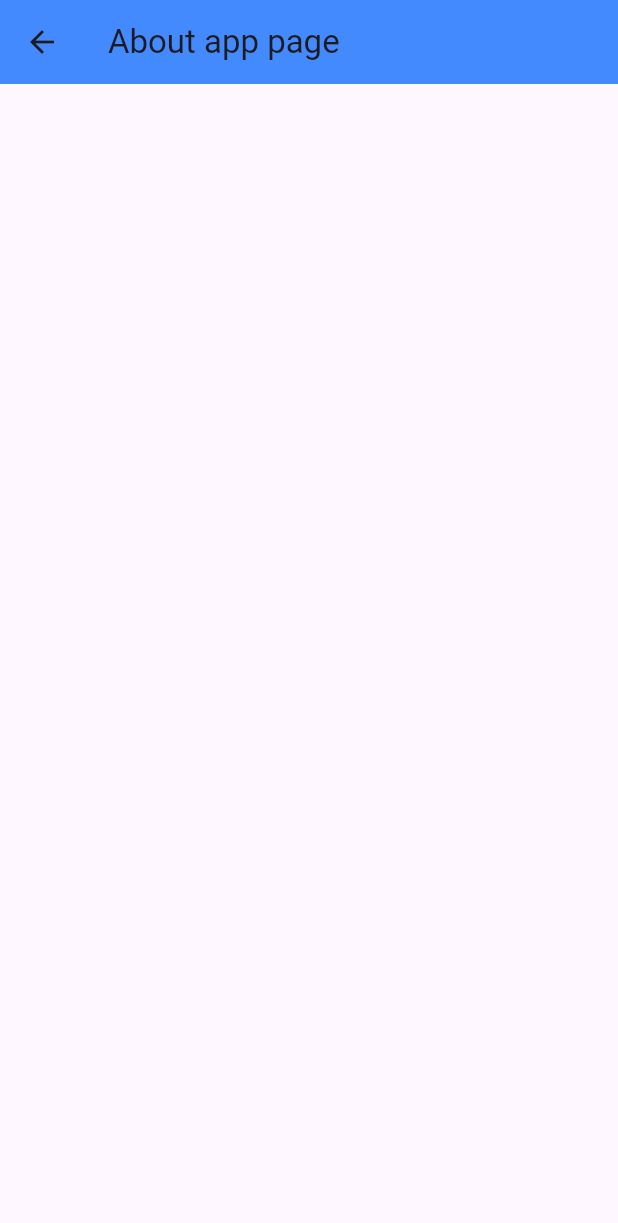
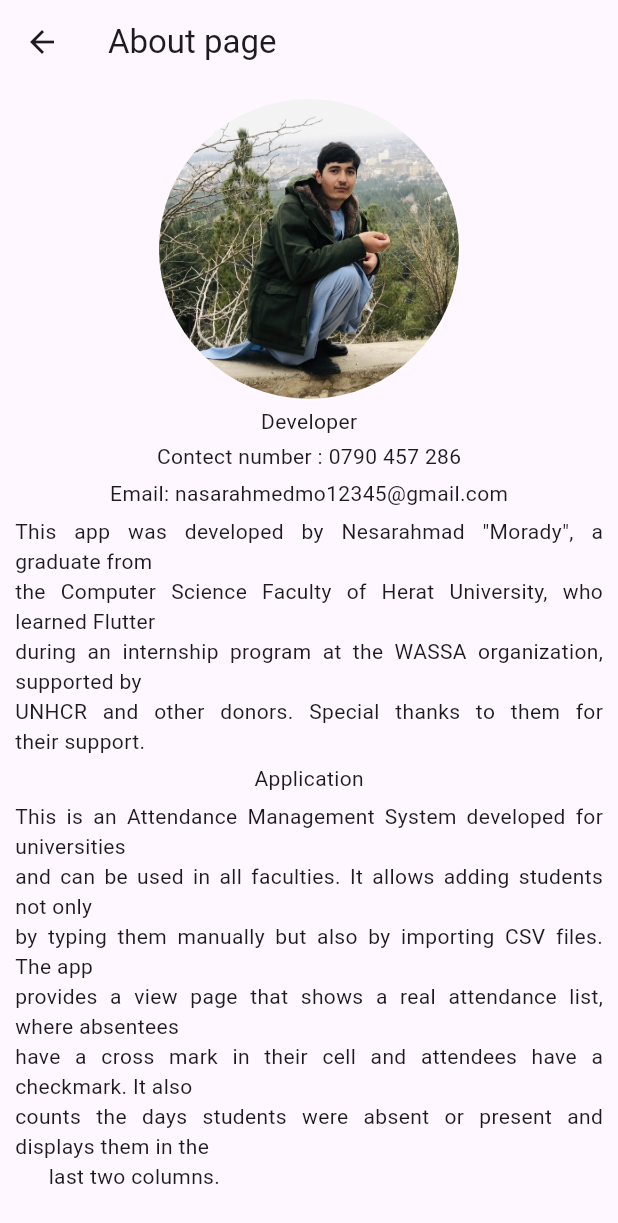
Before and after one commit to Nesarahmadmorady1379/Attendanceapp_by_flutter, a Flutter app: the About_Screen screen opened directly, on a phone screen of 412 x 824 dp. Shown: the top 1223 px of the screen. Run offline on Flutter 3.47's test engine with Material 3 defaults, Android fonts, the phone set to English and light mode, and no system bars; our stand-ins replace csv, file_picker, shared_preferences, sqflite; accounts and stored records are empty.

Commit message:
working on about page

```diff
--- a/lib/Screens/About_Screen.dart
+++ b/lib/Screens/About_Screen.dart
@@ -12,10 +12,85 @@ class _About_ScreenState extends State<About_Screen> {
   Widget build(BuildContext context) {
     return Scaffold(
       appBar: AppBar(
-        title: Text('About app page'),
-        backgroundColor: Colors.blueAccent,
+        title: Text('About page'),
       ),
-      body: Padding(padding: EdgeInsets.all(10)),
+      body: Center(
+        child: Padding(
+          padding: EdgeInsets.all(10),
+          child: ListView(
+            children: [
+              CircleAvatar(
+                maxRadius: 100,
+                backgroundColor: Colors
+                    .transparent, // Optional: Set background color to transparent or any color
+                child: ClipOval(
+                  child: Image.asset(
+                    'image/nsh1.jpg',
+                    fit: BoxFit
+                        .cover, // Ensures the image covers the circular area properly
+                    width:
+                        200, // Adjust these values based on the image size and CircleAvatar radius
+                    height: 200,
+                  ),
+                ),
+              ),
+              SizedBox(
+                height: 5,
+              ),
+              Center(
+                child: Text('Developer'),
+              ),
+              SizedBox(
+                height: 3,
+              ),
+              Center(
+                child: Text('Contect number : 0790 457 286'),
+              ),
+              SizedBox(
+                height: 5,
+              ),
+              Center(
+                child: Text('Email: nasarahmedmo12345@gmail.com'),
+              ),
+              SizedBox(
+                height: 5,
+              ),
+              Column(
+                crossAxisAlignment:
+                    CrossAxisAlignment.center, // Centers the texts
+                children: [
+                  Text(
+                    '''This app was developed by Nesarahmad "Morady", a graduate from
+      the Computer Science Faculty of Herat University, who learned Flutter
+      during an internship program at the WASSA organization, supported by
+      UNHCR and other donors. Special thanks to them for their support.''',
+                    textAlign: TextAlign.justify, // Justifies the text
+                  ),
+                  SizedBox(
+                    height: 5,
+                  ),
+                  Center(
+                    child: Text('Application'),
+                  ),
+                  SizedBox(
+                    height: 5,
+                  ),
+                  Text(
+                    '''This is an Attendance Management System developed for universities
+      and can be used in all faculties. It allows adding students not only
+      by typing them manually but also by importing CSV files. The app
+      provides a view page that shows a real attendance list, where absentees
+      have a cross mark in their cell and attendees have a checkmark. It also
+      counts the days students were absent or present and displays them in the
+      last two columns.''',
+                    textAlign: TextAlign.justify, // Justifies the text
+                  ),
+                ],
+              )
+            ],
+          ),
+        ),
+      ),
     );
   }
 }
--- a/lib/Screens/AttendanceFolder/Take_Attendance_Screen.dart
+++ b/lib/Screens/AttendanceFolder/Take_Attendance_Screen.dart
@@ -91,12 +91,6 @@ class _TakeAttendancePageState extends State<TakeAttendancePage> {
 
     // Save attendance for each student
     for (var student in studentsForAttendance) {
-      if (student.studentId == null) {
-        print("Student ID is null for a student!"); // Debugging line
-        continue; // Skip if student ID is null
-      }
-
-      // Fetch student name
       String studentName = student.name; // Use the student object
 
       DailyAttendance dailyAttendance = DailyAttendance(
```
Also changed, not shown: image/nsh1.jpg (added), image/nsh2.jpg (added).
